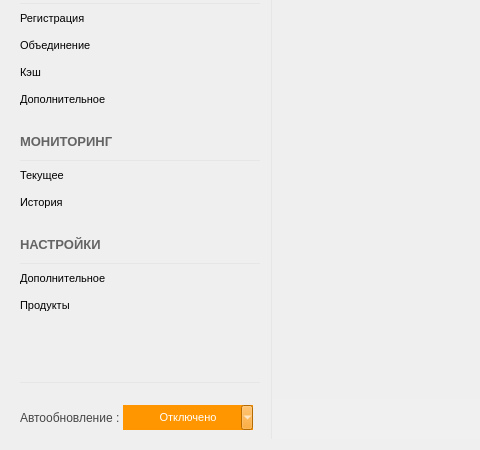
First picture: the form in Client/MainWindow.ui, repository Baxulio/Attraction, before the edit; both pictures show x 0 to 480 and y 104 to 554 of the 979 by 554 pixel window.
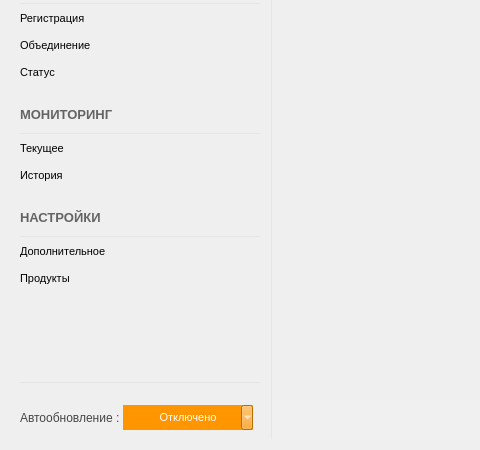
Second picture: the form after the edit. Icons and pictures are not drawn.

```diff
--- a/Client/MainWindow.ui
+++ b/Client/MainWindow.ui
@@ -487,49 +487,11 @@
            <cursorShape>PointingHandCursor</cursorShape>
           </property>
           <property name="text">
-           <string>Кэш</string>
+           <string>Статус</string>
           </property>
           <property name="icon">
            <iconset resource="clientresources.qrc">
-            <normaloff>:/images/mimiGlyphs/mimiGlyphs/png/5.png</normaloff>:/images/mimiGlyphs/mimiGlyphs/png/5.png</iconset>
-          </property>
-          <property name="checkable">
-           <bool>true</bool>
-          </property>
-          <property name="autoExclusive">
-           <bool>true</bool>
-          </property>
-          <property name="flat">
-           <bool>true</bool>
-          </property>
-         </widget>
-        </item>
-        <item>
-         <widget class="QPushButton" name="additional_button">
-          <property name="minimumSize">
-           <size>
-            <width>0</width>
-            <height>25</height>
-           </size>
-          </property>
-          <property name="font">
-           <font>
-            <family>MS Shell Dlg 2</family>
-            <pointsize>8</pointsize>
-            <weight>9</weight>
-            <italic>false</italic>
-            <bold>false</bold>
-           </font>
-          </property>
-          <property name="cursor">
-           <cursorShape>PointingHandCursor</cursorShape>
-          </property>
-          <property name="text">
-           <string>Дополнительное</string>
-          </property>
-          <property name="icon">
-           <iconset resource="clientresources.qrc">
-            <normaloff>:/images/mimiGlyphs/mimiGlyphs/png/27.png</normaloff>:/images/mimiGlyphs/mimiGlyphs/png/27.png</iconset>
+            <normaloff>:/images/mimiGlyphs/mimiGlyphs/png/33.png</normaloff>:/images/mimiGlyphs/mimiGlyphs/png/33.png</iconset>
           </property>
           <property name="checkable">
            <bool>true</bool>
```
Left out of the diff: 2 changed lines with no effect on the pictures.
